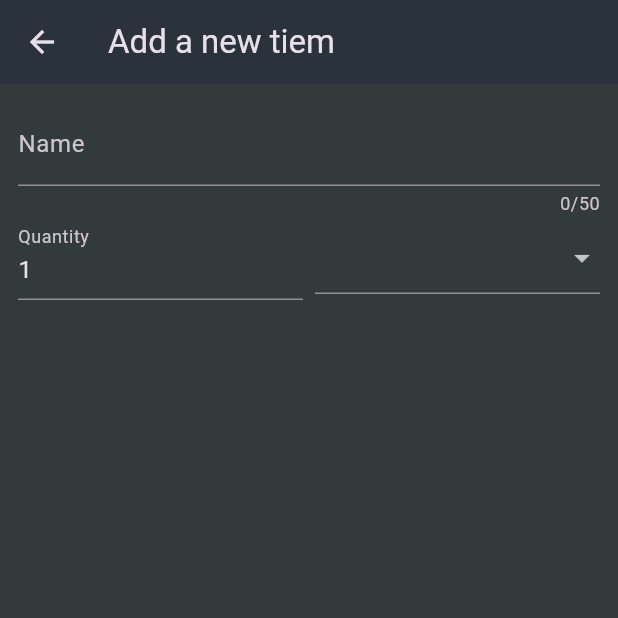
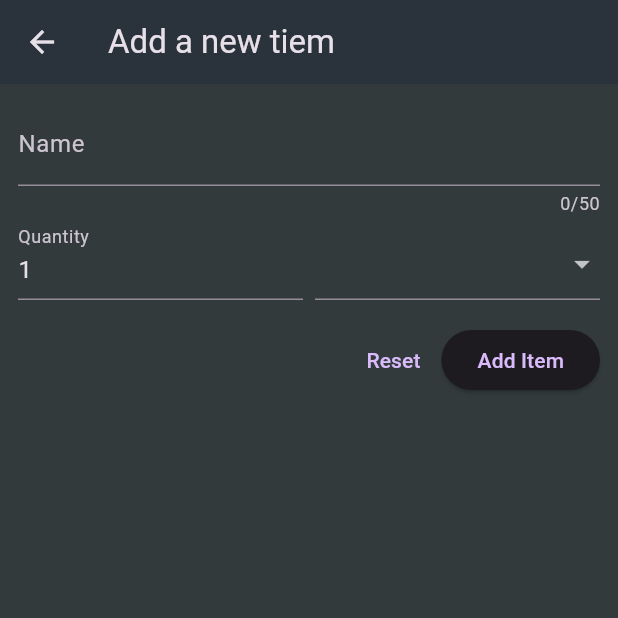
Before and after one commit to verdetea22/shopping_list, a Flutter app: the NewItem screen opened directly, on a phone screen of 412 x 824 dp, the top half of it. Run offline on Flutter 3.47's test engine with Material 3 defaults, Android fonts, the phone set to English and light mode, and no system bars.

Commit message:
add item form - buttons

```diff
--- a/lib/widgets/grocery_list.dart
+++ b/lib/widgets/grocery_list.dart
@@ -1,4 +1,3 @@
-import 'package:flutter/foundation.dart';
 import 'package:flutter/material.dart';
 
 import 'package:shopping_list/data/dummy_items.dart';
--- a/lib/widgets/new_item.dart
+++ b/lib/widgets/new_item.dart
@@ -28,10 +28,11 @@ class _NewItemState extends State<NewItem> {
                   label: Text('Name'),
                 ),
                 validator: (value) {
-                  return 'demo'; //error message
+                  return null; //error message
                 },
               ), //instead of TextField()
               Row(
+                crossAxisAlignment: CrossAxisAlignment.end,
                 children: [
                   Expanded(
                     child: TextFormField(
@@ -61,13 +62,25 @@ class _NewItemState extends State<NewItem> {
                             ),
                           ),
                       ],
-                      onChanged: (value) {
-
-                      },
+                      onChanged: (value) {},
                     ),
                   )
                 ],
               ),
+              const SizedBox(height: 16),
+              Row(
+                mainAxisAlignment: MainAxisAlignment.end,
+                children: [
+                  TextButton(
+                    onPressed: (){},
+                    child: const Text('Reset'),
+                  ),
+                  ElevatedButton(
+                    onPressed: (){},
+                    child: const Text('Add Item'),
+                  )
+                ],
+              )
             ],
           ),
         ),
```
